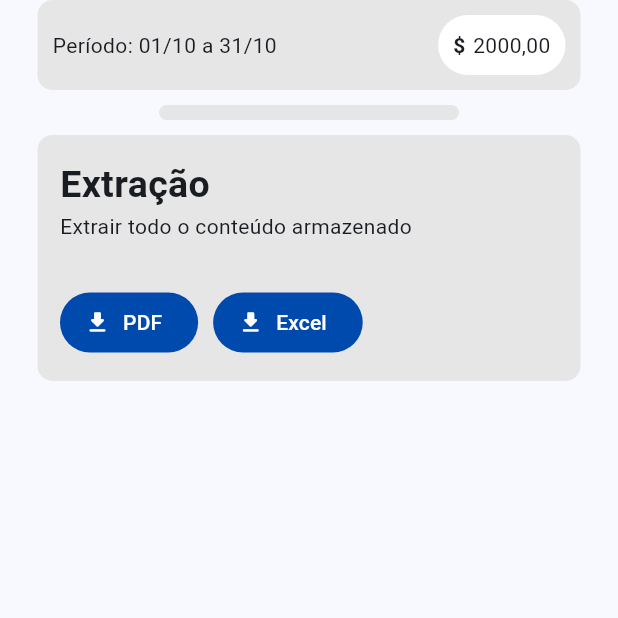
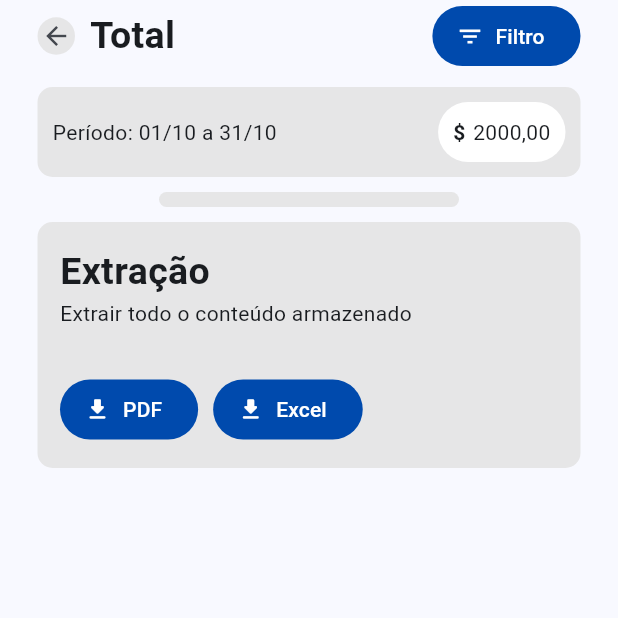
Before and after one commit to desenvolvimentostaircase/staircase_profissional_financeiro, a Flutter app: the HomeResultado screen opened directly, on a phone screen of 412 x 824 dp, the top half of it. Run offline on Flutter 3.47's test engine with Material 3 defaults, Android fonts, the phone set to English and light mode, and no system bars; our stand-ins replace cloud_firestore, firebase_analytics, firebase_auth, firebase_core, firebase_storage, flutter_typeahead and 7 more; missing offline and left inert: dart:ffi, excel; accounts and stored records are empty.

Commit message:
resultado

```diff
--- a/lib/Dashboard/Componentes/modalDespesas.dart
+++ b/lib/Dashboard/Componentes/modalDespesas.dart
@@ -220,7 +220,6 @@ class _ShowModalState extends State<ShowModal> {
                 child: ElevatedButton(
                   onPressed: () {
                     enviarDados();
-                    Navigator.of(context).pop();
                   },
                   style: ElevatedButton.styleFrom(
                     padding: EdgeInsets.all(10),
@@ -292,6 +291,7 @@ class _ShowModalState extends State<ShowModal> {
       }
 
       await _despesasServico.adicionarDespesas(despesasModelo);
+      Navigator.of(context).pop();
     }
   }
 }
--- a/lib/Dashboard/Componentes/modalGanhos.dart
+++ b/lib/Dashboard/Componentes/modalGanhos.dart
@@ -288,7 +288,6 @@ class _ShowModalState extends State<ShowModal> {
                 child: ElevatedButton(
                   onPressed: () {
                     enviarDados();
-                    Navigator.of(context).pop();
                   },
                   style: ElevatedButton.styleFrom(
                     padding: EdgeInsets.all(10),
@@ -364,8 +363,7 @@ class _ShowModalState extends State<ShowModal> {
       }
 
       await _ganhosServico.adicionarGanhos(ganhosModelo);
-
-
+      Navigator.of(context).pop();
     }
   }
 }
--- a/lib/Dashboard/Telas/resultado.dart
+++ b/lib/Dashboard/Telas/resultado.dart
@@ -1,6 +1,7 @@
 import 'package:flutter/material.dart';
 import 'package:google_fonts/google_fonts.dart';
 import 'package:profissional/Cores/cores.dart';
+import 'package:profissional/Dashboard/Servicos/gerarExcel.dart';
 
 class HomeResultado extends StatefulWidget {
   const HomeResultado({super.key});
@@ -17,7 +18,51 @@ class _HomeResultadoState extends State<HomeResultado> {
         padding: EdgeInsets.only(right: 25, left: 25),
         child: Column(
           children: [
+            Row(
+              mainAxisAlignment: MainAxisAlignment.spaceBetween,
+              children: [
+                Row(
+                  children: [
+                    Container(
+                      width: 25,
+                      height: 25,
+                      decoration: BoxDecoration(
+                        color: cinza,
+                        shape: BoxShape.circle,
+                      ),
+                      child: IconButton(
+                        onPressed: () {
+                          Navigator.pop(context);
+                        },
+                        padding: EdgeInsets.zero,
+                        iconSize: 20,
+                        icon: Icon(Icons.arrow_back),
+                      ),
+                    ),
+                    SizedBox(
+                      width: 10,
+                    ),
+                    Text(
+                      "Total",
+                      style: GoogleFonts.roboto(
+                        fontWeight: FontWeight.bold,
+                        fontSize: 25,
+                      ),
+                    ),
+                  ],
+                ),
+                FilledButton.icon(
+                  onPressed: () {},
+                  style: FilledButton.styleFrom(
+                    backgroundColor: azul,
+                  ),
+                  icon: Icon(Icons.filter_list),
+                  label: Text("Filtro"),
+                ),
+              ],
+            ),
             Container(
+              margin: EdgeInsets.only(top: 10),
               padding: EdgeInsets.all(10),
               decoration: BoxDecoration(
                 color: cinza,
@@ -107,7 +152,9 @@ class _HomeResultadoState extends State<HomeResultado> {
                         width: 10,
                       ),
                       FilledButton.icon(
-                        onPressed: () {},
+                        onPressed: () {
+                          gerarArquivoExcel();
+                        },
                         style: FilledButton.styleFrom(
                           backgroundColor: azul,
                         ),
--- a/pubspec.yaml
+++ b/pubspec.yaml
@@ -37,6 +37,9 @@ dependencies:
   intl: ^0.19.0
   geolocator: ^13.0.1
   uuid: ^4.5.1
+  excel: ^4.0.6
+  share_plus: ^10.1.2
+  path_provider: ^2.1.5
 
 
 icons_launcher:
```
Also changed, not shown: lib/Dashboard/Servicos/gerarExcel.dart (added, +37 -0 lines), pubspec.lock, 3 other files.
